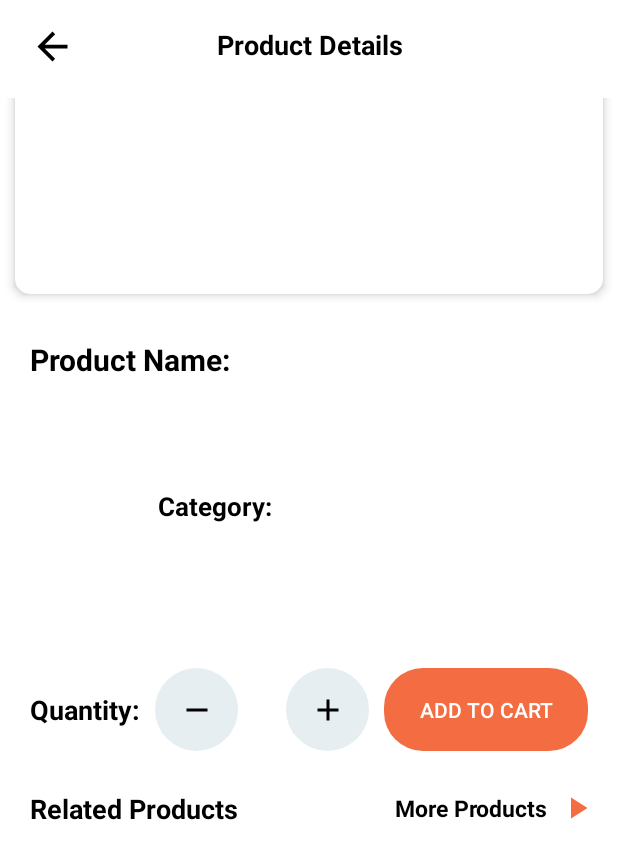
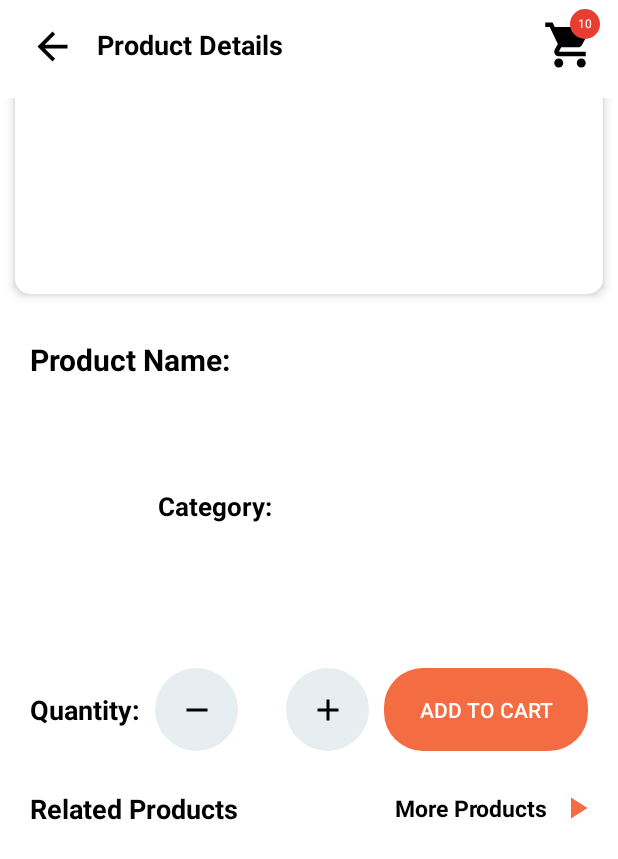
Before and after one commit to Rifatrony/Faruq-Traders-E-Commerce, an Android app: the ProductDetailsActivity screen opened directly, with no data from a screen before it, on a phone screen of 412 x 824 dp. Shown: the top 859 px of the screen. Run offline under Robolectric (Android 15) with nearby library versions, the phone set to English and light mode, and no system bars; network calls fail; pictures from the network do not load.

Commit message:
count cart item

```diff
--- a/app/src/main/java/com/binaryit/faruqtraders/Activities/ProductDetailsActivity.java
+++ b/app/src/main/java/com/binaryit/faruqtraders/Activities/ProductDetailsActivity.java
@@ -14,12 +14,15 @@ import android.content.IntentFilter;
 import android.graphics.Paint;
 import android.net.ConnectivityManager;
 import android.os.Bundle;
+import android.view.Menu;
 import android.view.View;
 import android.widget.ImageView;
+import android.widget.LinearLayout;
 import android.widget.ProgressBar;
 import android.widget.TextView;
 import android.widget.Toast;
 
+import com.binaryit.faruqtraders.Response.CartResponseModel;
 import com.bumptech.glide.Glide;
 import com.binaryit.faruqtraders.API.ApiInterface;
 import com.binaryit.faruqtraders.API.RetrofitClient;
@@ -53,6 +56,7 @@ public class ProductDetailsActivity extends AppCompatActivity implements View.On
     AppCompatImageView imageBack;
 
     ApiInterface apiInterface;
+    ApiInterface apiInterface1;
 
     ProductDetailsResponseModel productDetails;
 
@@ -63,20 +67,53 @@ public class ProductDetailsActivity extends AppCompatActivity implements View.On
     TextView relatedProductMoreProduct;
     ProgressBar relatedProductProgressBar;
 
+    TextView numberOfCartItemTextView;
+    CartResponseModel responseModel;
+    LinearLayout numberOfCartItem;
+
     @Override
     protected void onCreate(Bundle savedInstanceState) {
         super.onCreate(savedInstanceState);
         setContentView(R.layout.activity_product_details);
-
         initialization();
         setListener();
         received_product_details();
+
+        fetchCartProduct();
+
+    }
+
+    private void fetchCartProduct() {
+
+        apiInterface1.getCartDetails().enqueue(new Callback<CartResponseModel>() {
+            @Override
+            public void onResponse(Call<CartResponseModel> call, Response<CartResponseModel> response) {
+
+                if (response.body() != null) {
+
+                    responseModel = response.body();
+                    System.out.println("List size: "+responseModel.data.size());
+                    //setAdapter(responseModel);
+                    numberOfCartItemTextView.setText(String.valueOf(responseModel.data.size()));
+
+                }
+            }
+
+            @Override
+            public void onFailure(Call<CartResponseModel> call, Throwable t) {
+
+            }
+        });
 
     }
 
     private void initialization() {
 
         apiInterface = RetrofitClient.getRetrofitClient();
+        apiInterface1 = RetrofitClientWithHeader.getRetrofitClient(this);
+
+        numberOfCartItem = findViewById(R.id.numberOfCartItem);
+        numberOfCartItemTextView = findViewById(R.id.numberOfCartItemTextView);
 
         relatedProductProgressBar = findViewById(R.id.relatedProductProgressBar);
 
@@ -100,6 +137,7 @@ public class ProductDetailsActivity extends AppCompatActivity implements View.On
     }
 
     private void setListener(){
+        numberOfCartItem.setOnClickListener(this);
         add_button.setOnClickListener(this);
         minus_button.setOnClickListener(this);
         add_to_cart.setOnClickListener(this);
@@ -173,6 +211,10 @@ public class ProductDetailsActivity extends AppCompatActivity implements View.On
     @Override
     public void onClick(View view) {
         switch (view.getId()){
+
+            case R.id.numberOfCartItem:
+                startActivity(new Intent(getApplicationContext(), CartActivity.class));
+                break;
 
             case R.id.imageBackId:
                 onBackPressed();
@@ -266,4 +308,9 @@ public class ProductDetailsActivity extends AppCompatActivity implements View.On
         super.onStop();
     }
 
+    @Override
+    public boolean onCreateOptionsMenu(Menu menu) {
+        getMenuInflater().inflate(R.menu.cart_menu, menu);
+        return super.onCreateOptionsMenu(menu);
+    }
 }
--- a/app/src/main/java/com/binaryit/faruqtraders/Adapter/SellProductAdapter.java
+++ b/app/src/main/java/com/binaryit/faruqtraders/Adapter/SellProductAdapter.java
@@ -58,6 +58,7 @@ public class SellProductAdapter extends RecyclerView.Adapter<SellProductAdapter.
                     intent.putExtra("main_price", data.products.data.get(position).price);
                     intent.putExtra("discount_price", data.products.data.get(position).discounted_price.toString());
                     intent.putExtra("thumbnail", data.products.data.get(position).thumbnail);
+                    intent.putExtra("slug", data.products.data.get(position).slug);
                     intent.putExtra("id", data.products.data.get(position).id);
                     context.startActivity(intent);
 
--- /dev/null
+++ b/app/src/main/res/drawable/badge.xml
@@ -0,0 +1,4 @@
+<?xml version="1.0" encoding="utf-8"?>
+<shape android:shape="oval" xmlns:android="http://schemas.android.com/apk/res/android">
+    <solid android:color="@color/red"/>
+</shape>
--- a/app/src/main/res/layout-land/activity_product_details.xml
+++ b/app/src/main/res/layout-land/activity_product_details.xml
@@ -38,10 +38,27 @@
                 android:textSize="18sp"
                 android:textStyle="bold"
                 app:layout_constraintBottom_toBottomOf="@id/imageBack"
-                app:layout_constraintEnd_toEndOf="parent"
+                app:layout_constraintEnd_toStartOf="@+id/numberOfCartItem"
+                app:layout_constraintHorizontal_bias="0.14"
                 app:layout_constraintStart_toStartOf="parent"
                 app:layout_constraintTop_toTopOf="@id/imageBack"
                 tools:ignore="NotSibling" />
+
+            <LinearLayout
+                android:id="@+id/numberOfCartItem"
+                android:layout_width="wrap_content"
+                android:layout_height="wrap_content"
+                android:padding="4dp"
+                android:layout_marginTop="4dp"
+                android:layout_marginEnd="10dp"
+                android:layout_marginBottom="4dp"
+                app:layout_constraintBottom_toBottomOf="parent"
+                app:layout_constraintEnd_toEndOf="parent"
+                app:layout_constraintTop_toTopOf="parent">
+
+                <include layout="@layout/toolbar_layout" />
+
+            </LinearLayout>
 
         </androidx.constraintlayout.widget.ConstraintLayout>
 
--- a/app/src/main/res/layout-sw600dp/activity_product_details.xml
+++ b/app/src/main/res/layout-sw600dp/activity_product_details.xml
@@ -38,10 +38,27 @@
                 android:textSize="18sp"
                 android:textStyle="bold"
                 app:layout_constraintBottom_toBottomOf="@id/imageBack"
-                app:layout_constraintEnd_toEndOf="parent"
+                app:layout_constraintEnd_toStartOf="@+id/numberOfCartItem"
+                app:layout_constraintHorizontal_bias="0.111"
                 app:layout_constraintStart_toStartOf="parent"
                 app:layout_constraintTop_toTopOf="@id/imageBack"
                 tools:ignore="NotSibling" />
+
+            <LinearLayout
+                android:id="@+id/numberOfCartItem"
+                android:layout_width="wrap_content"
+                android:layout_height="wrap_content"
+                android:padding="4dp"
+                android:layout_marginTop="4dp"
+                android:layout_marginEnd="10dp"
+                android:layout_marginBottom="4dp"
+                app:layout_constraintBottom_toBottomOf="parent"
+                app:layout_constraintEnd_toEndOf="parent"
+                app:layout_constraintTop_toTopOf="parent">
+
+                <include layout="@layout/toolbar_layout" />
+
+            </LinearLayout>
 
         </androidx.constraintlayout.widget.ConstraintLayout>
 
--- a/app/src/main/res/layout-xlarge/activity_product_details.xml
+++ b/app/src/main/res/layout-xlarge/activity_product_details.xml
@@ -37,10 +37,27 @@
                 android:textSize="28sp"
                 android:textStyle="bold"
                 app:layout_constraintBottom_toBottomOf="@id/imageBack"
-                app:layout_constraintEnd_toEndOf="parent"
+                app:layout_constraintEnd_toStartOf="@+id/numberOfCartItem"
+                app:layout_constraintHorizontal_bias="0.14"
                 app:layout_constraintStart_toStartOf="parent"
                 app:layout_constraintTop_toTopOf="@id/imageBack"
                 tools:ignore="NotSibling" />
+
+            <LinearLayout
+                android:id="@+id/numberOfCartItem"
+                android:layout_width="wrap_content"
+                android:layout_height="wrap_content"
+                android:padding="4dp"
+                android:layout_marginTop="4dp"
+                android:layout_marginEnd="10dp"
+                android:layout_marginBottom="4dp"
+                app:layout_constraintBottom_toBottomOf="parent"
+                app:layout_constraintEnd_toEndOf="parent"
+                app:layout_constraintTop_toTopOf="parent">
+
+                <include layout="@layout/toolbar_layout" />
+
+            </LinearLayout>
 
         </androidx.constraintlayout.widget.ConstraintLayout>
 
--- a/app/src/main/res/layout/activity_product_details.xml
+++ b/app/src/main/res/layout/activity_product_details.xml
@@ -7,9 +7,11 @@
     android:orientation="vertical"
     tools:context=".Activities.ProductDetailsActivity">
 
+
     <RelativeLayout
         android:layout_width="match_parent"
-        android:layout_height="match_parent">
+        android:layout_height="match_parent"
+        >
 
 
         <androidx.constraintlayout.widget.ConstraintLayout
@@ -30,6 +32,7 @@
                 app:layout_constraintTop_toTopOf="parent" />
 
             <TextView
+                android:id="@+id/textView"
                 android:layout_width="wrap_content"
                 android:layout_height="match_parent"
                 android:gravity="center"
@@ -38,10 +41,24 @@
                 android:textSize="18sp"
                 android:textStyle="bold"
                 app:layout_constraintBottom_toBottomOf="@id/imageBack"
-                app:layout_constraintEnd_toEndOf="parent"
+                app:layout_constraintEnd_toStartOf="@+id/numberOfCartItem"
+                app:layout_constraintHorizontal_bias="0.28"
                 app:layout_constraintStart_toStartOf="parent"
                 app:layout_constraintTop_toTopOf="@id/imageBack"
                 tools:ignore="NotSibling" />
+
+            <LinearLayout
+                android:id="@+id/numberOfCartItem"
+                android:layout_width="wrap_content"
+                android:layout_height="wrap_content"
+                android:layout_margin="4dp"
+                app:layout_constraintBottom_toBottomOf="parent"
+                app:layout_constraintEnd_toEndOf="parent"
+                app:layout_constraintTop_toTopOf="parent">
+
+                <include layout="@layout/toolbar_layout" />
+
+            </LinearLayout>
 
         </androidx.constraintlayout.widget.ConstraintLayout>
 
--- /dev/null
+++ b/app/src/main/res/layout/notification_badge_layout.xml
@@ -0,0 +1,30 @@
+<?xml version="1.0" encoding="utf-8"?>
+<FrameLayout xmlns:android="http://schemas.android.com/apk/res/android"
+    android:layout_width="?android:attr/actionBarSize"
+    android:layout_height="?android:attr/actionBarSize"
+    xmlns:app="http://schemas.android.com/apk/res-auto">
+
+    <ImageView
+        android:layout_width="?android:attr/actionBarSize"
+        android:layout_height="?android:attr/actionBarSize"
+        android:padding="10dp"
+        android:src="@drawable/cart1"
+        app:tint="@color/black"
+        android:layout_gravity="center"
+        />
+
+    <TextView
+        android:layout_width="20dp"
+        android:layout_height="20dp"
+        android:background="@drawable/badge"
+        android:text="10"
+        android:textSize="8sp"
+        android:textColor="@color/white"
+        android:layout_gravity="center"
+        android:gravity="center"
+        android:textAlignment="center"
+        android:layout_marginStart="10dp"
+        android:layout_marginBottom="14dp"
+        />
+
+</FrameLayout>
--- /dev/null
+++ b/app/src/main/res/layout/toolbar_layout.xml
@@ -0,0 +1,40 @@
+<?xml version="1.0" encoding="utf-8"?>
+<RelativeLayout xmlns:android="http://schemas.android.com/apk/res/android"
+    android:layout_width="?android:attr/actionBarSize"
+    android:layout_height="?android:attr/actionBarSize"
+    xmlns:app="http://schemas.android.com/apk/res-auto"
+    >
+
+    <FrameLayout
+        android:layout_width="?android:attr/actionBarSize"
+        android:layout_height="?android:attr/actionBarSize"
+        android:layout_alignParentEnd="true"
+        >
+
+        <ImageView
+            android:layout_width="?android:attr/actionBarSize"
+            android:layout_height="?android:attr/actionBarSize"
+            android:padding="10dp"
+            android:src="@drawable/cart1"
+            app:tint="@color/black"
+            android:layout_gravity="center"
+            />
+
+        <TextView
+            android:id="@+id/numberOfCartItemTextView"
+            android:layout_width="20dp"
+            android:layout_height="20dp"
+            android:background="@drawable/badge"
+            android:text="10"
+            android:textSize="8sp"
+            android:textColor="@color/white"
+            android:layout_gravity="center"
+            android:gravity="center"
+            android:textAlignment="center"
+            android:layout_marginStart="10dp"
+            android:layout_marginBottom="14dp"
+            />
+    </FrameLayout>
+
+
+</RelativeLayout>
--- /dev/null
+++ b/app/src/main/res/menu/cart_menu.xml
@@ -0,0 +1,10 @@
+<?xml version="1.0" encoding="utf-8"?>
+<menu xmlns:android="http://schemas.android.com/apk/res/android"
+    xmlns:app="http://schemas.android.com/apk/res-auto">
+    <item android:id="@+id/nav_cart_item"
+        android:title="Cart"
+        android:icon="@drawable/cart1"
+        app:showAsAction="always"
+        android:actionLayout="@layout/notification_badge_layout"
+        />
+</menu>
```
